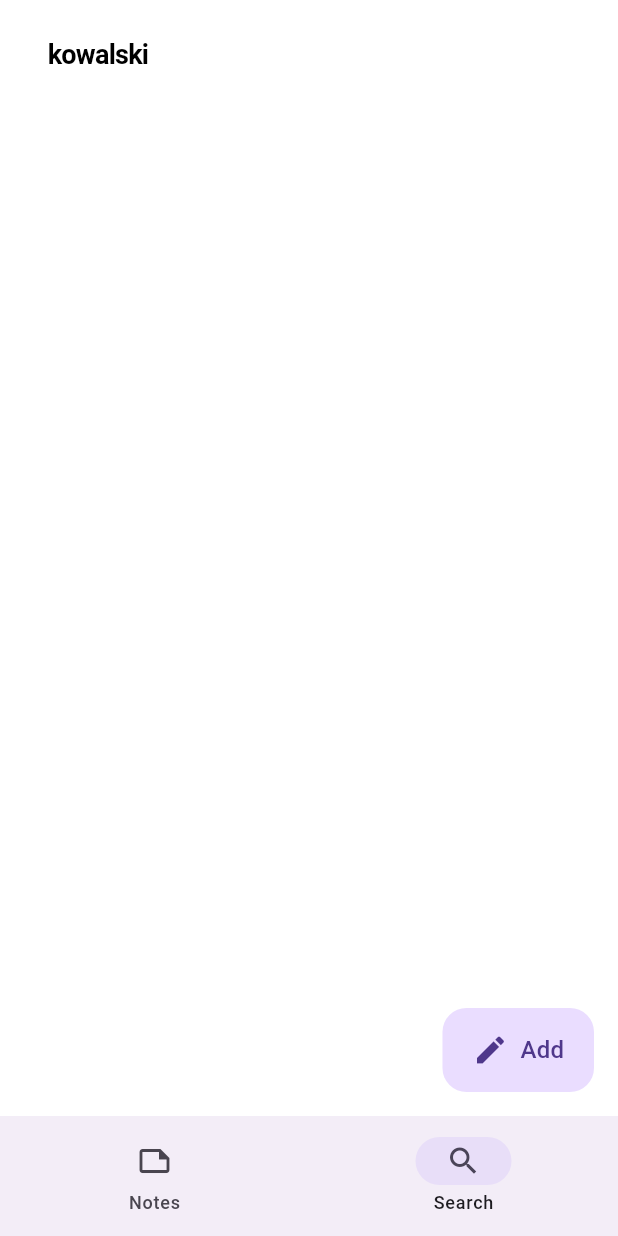
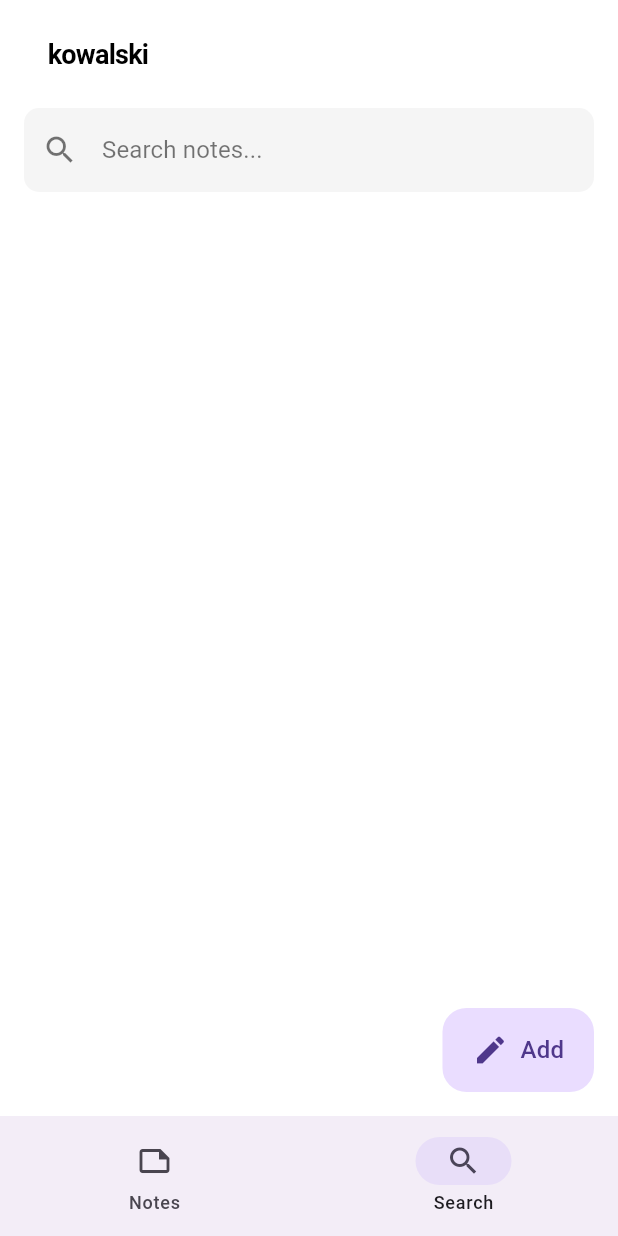
Before and after one commit to Zatfer17/kowalski, a Flutter app: the screen it shows after launch, item 2 of the bottom bar chosen, on a phone screen of 412 x 824 dp. Run offline on Flutter 3.47's test engine with Material 3 defaults, Android fonts, the phone set to English and light mode, and no system bars; missing offline and left inert: grpc, protobuf; statements that could not run were skipped.

Commit message:
feat: Add search

```diff
--- a/lib/screens/home.dart
+++ b/lib/screens/home.dart
@@ -1,9 +1,9 @@
 import 'package:flutter/material.dart';
-import 'package:intl/intl.dart';
 import 'package:kowalski/models/note.dart';
 import 'package:kowalski/services/grpc/client.dart';
-import 'package:kowalski/widgets/note_card.dart';
+import 'package:kowalski/screens/notes.dart';
 import 'package:kowalski/screens/editor.dart'; // Import the editor screen
+import 'package:kowalski/screens/search.dart';
 
 class HomeScreen extends StatefulWidget {
   @override
@@ -29,19 +29,8 @@ class _HomeScreenState extends State<HomeScreen> {
     });
   }
 
-  Map<String, List<Note>> _groupNotesByMonth() {
-    Map<String, List<Note>> groupedNotes = {};
-    for (var note in notes) {
-      String monthYear = DateFormat('MMMM yyyy').format(note.createdDate);
-      groupedNotes.putIfAbsent(monthYear, () => []).add(note);
-    }
-    return groupedNotes;
-  }
-
   @override
   Widget build(BuildContext context) {
-    final groupedNotes = _groupNotesByMonth();
-
     return Scaffold(
       appBar: AppBar(
         backgroundColor: Colors.white,
@@ -57,42 +46,15 @@ class _HomeScreenState extends State<HomeScreen> {
           ),
         ),
       ),
-      body: ListView(
-        padding: EdgeInsets.symmetric(vertical: 24),
-        children: groupedNotes.entries.map((entry) {
-          return Column(
-            crossAxisAlignment: CrossAxisAlignment.start,
-            children: [
-              Padding(
-                padding: const EdgeInsets.symmetric(horizontal: 24.0, vertical: 8.0),
-                child: Text(
-                  entry.key,
-                  style: TextStyle(
-                    fontSize: 22,
-                    fontWeight: FontWeight.bold,
-                    color: Colors.black87,
-                  ),
-                ),
-              ),
-              ...entry.value.map((note) => NoteCard(
-                    note: note,
-                    onTap: () {
-                      // Navigate to the EditorScreen with the selected note
-                      Navigator.push(
-                        context,
-                        MaterialPageRoute(
-                          builder: (context) => EditorScreen(note: note),
-                        ),
-                      );
-                    },
-                  )),
-            ],
-          );
-        }).toList(),
+      body: IndexedStack(
+        index: selectedIndex,
+        children: [
+          NotesScreen(notes: notes), // Replace ListView with NotesScreen
+          SearchScreen(),
+        ],
       ),
       floatingActionButton: FloatingActionButton.extended(
         onPressed: () {
-          // Navigate to the EditorScreen with no note (for creating a new one)
           Navigator.push(
             context,
             MaterialPageRoute(
--- /dev/null
+++ b/lib/screens/search.dart
@@ -0,0 +1,73 @@
+import 'package:flutter/material.dart';
+import 'package:kowalski/models/note.dart';
+import 'package:kowalski/widgets/note_card.dart';
+import 'package:kowalski/screens/editor.dart';
+
+class SearchScreen extends StatefulWidget {
+  @override
+  _SearchScreenState createState() => _SearchScreenState();
+}
+
+class _SearchScreenState extends State<SearchScreen> {
+  final TextEditingController _searchController = TextEditingController();
+  List<Note> searchResults = [];
+
+  void _performSearch(String query) {
+    setState(() {
+      // Update searchResults based on query
+    });
+  }
+
+  @override
+Widget build(BuildContext context) {
+  return Column(
+    children: [
+      Padding(
+        padding: const EdgeInsets.all(16.0),
+        // Update the TextField in the build method
+        child: TextField(
+          controller: _searchController,
+          style: TextStyle(color: Colors.black), // Add this line
+          decoration: InputDecoration(
+            hintText: 'Search notes...',
+            hintStyle: TextStyle(color: Colors.black54), // Add this line
+            fillColor: Colors.grey[100],
+            filled: true,
+            border: OutlineInputBorder(
+              borderRadius: BorderRadius.circular(10),
+              borderSide: BorderSide.none,
+            ),
+            prefixIcon: Icon(Icons.search, color: Colors.black54), // Update icon color
+          ),
+          onChanged: _performSearch,
+        ),
+      ),
+      Expanded(
+        child: ListView.builder(
+          padding: EdgeInsets.symmetric(vertical: 16),
+          itemCount: searchResults.length,
+          itemBuilder: (context, index) {
+            return NoteCard(
+              note: searchResults[index],
+              onTap: () {
+                Navigator.push(
+                  context,
+                  MaterialPageRoute(
+                    builder: (context) => EditorScreen(note: searchResults[index]),
+                  ),
+                );
+              },
+            );
+          },
+        ),
+      ),
+    ],
+  );
+}
+
+  @override
+  void dispose() {
+    _searchController.dispose();
+    super.dispose();
+  }
+}
```
Also changed, not shown: lib/screens/editor.dart (+47 -0 lines), lib/screens/notes.dart (added, +56 -0 lines), lib/widgets/note_card.dart (+16 -12 lines).
